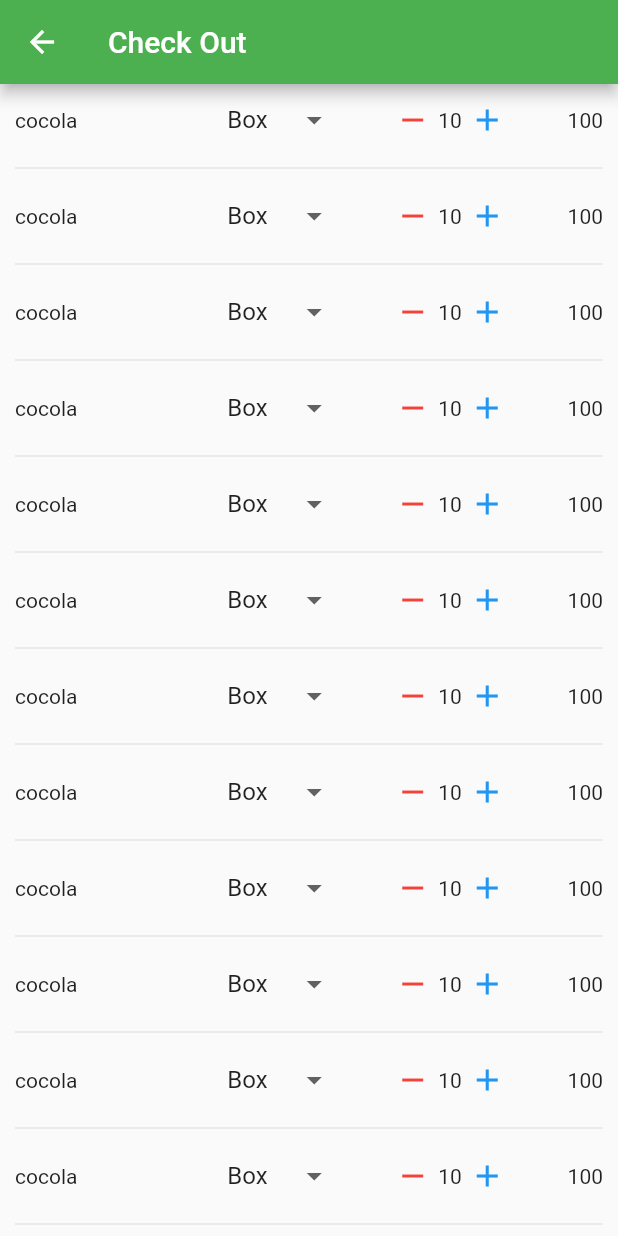
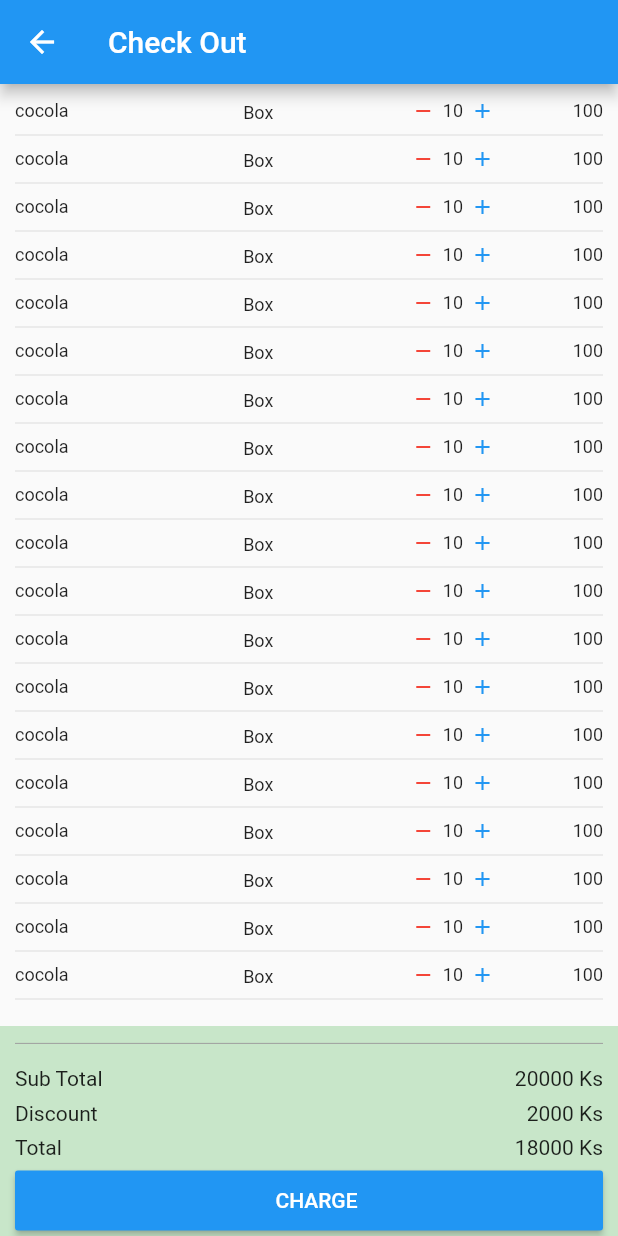
Before and after one commit to YanMyoKyaw/flutter_point_of_sale, a Flutter app: the CheckoutPage screen opened by its route, on a phone screen of 412 x 824 dp. Run offline on Flutter 3.47's test engine with Material 2 defaults, Android fonts, the phone set to English and light mode, and no system bars; network calls fail.

Commit message:
commit for sale changes...

```diff
--- a/lib/components/button/mainbutton.dart
+++ b/lib/components/button/mainbutton.dart
@@ -5,11 +5,13 @@ typedef OnPress();
 class MainButton extends StatelessWidget {
   MainButton(
       {@required this.width,
+      this.height = 50,
       @required this.title,
       this.margin,
       this.onPress,
       this.icon});
   final double width;
+  final double height;
   final String title;
   final OnPress onPress;
   final EdgeInsetsGeometry margin;
@@ -17,14 +19,14 @@ class MainButton extends StatelessWidget {
   @override
   Widget build(BuildContext context) {
     return Container(
-      height: 50,
+      height: height,
       width: width,
       margin: margin,
       child: RaisedButton(
         onPressed: () {
           onPress();
         },
-        color: Colors.green,
+        color: Colors.blue,
         child: Row(
           mainAxisAlignment: MainAxisAlignment.center,
           children: <Widget>[
--- a/lib/main.dart
+++ b/lib/main.dart
@@ -10,7 +10,6 @@ class MyApp extends StatelessWidget {
   // This widget is the root of your application.
   @override
   Widget build(BuildContext context) {
-
     final routers = <String, WidgetBuilder>{
       CheckoutPage.tag: (context) => CheckoutPage(),
     };
@@ -18,7 +17,7 @@ class MyApp extends StatelessWidget {
     return MaterialApp(
       title: 'Flutter Demo',
       theme: ThemeData(
-        primarySwatch: Colors.green,
+        primarySwatch: Colors.blue,
         visualDensity: VisualDensity.adaptivePlatformDensity,
       ),
       home: MobileDrawer(),
--- a/lib/mobile/views/sale_page/checkout_page.dart
+++ b/lib/mobile/views/sale_page/checkout_page.dart
@@ -1,4 +1,5 @@
 import 'package:flutter/material.dart';
+import 'package:ymk_pos/components/button/mainbutton.dart';
 
 class CheckoutPage extends StatelessWidget {
   static String tag = "checkout_page";
@@ -9,8 +10,12 @@ class CheckoutPage extends StatelessWidget {
         title: Text("Check Out"),
       ),
       body: SafeArea(
+        child: Column(
+          children: <Widget>[
+            Expanded(
               child: Container(
-          padding: EdgeInsets.only(left: 10, right: 10),
+                height: MediaQuery.of(context).size.height,
+                padding: EdgeInsets.all(10),
                 child: ListView.separated(
                   itemBuilder: (context, index) {
                     return Row(
@@ -21,15 +26,18 @@ class CheckoutPage extends StatelessWidget {
                           child: Text(
                             'cocola',
                             overflow: TextOverflow.ellipsis,
+                            style: TextStyle(fontSize: 12),
                           ),
                         ),
                         Container(
-                    width: 70,
+                          width: 60,
+                          height: 12,
                           child: DropdownButtonHideUnderline(
                             child: DropdownButton(
+                              iconSize: 0.0,
                               isExpanded: true,
-                        items:
-                            getDropDownItems(['Box', 'Single', 'components']),
+                              items: getDropDownItems(
+                                  ['Box', 'Single', 'components']),
                               value: 'Box',
                               onChanged: (value) {},
                               // decoration: InputDecoration.collapsed(hintText: ''),
@@ -38,30 +46,93 @@ class CheckoutPage extends StatelessWidget {
                         ),
                         Row(
                           children: <Widget>[
-                      Icon(
+                            InkWell(
+                              child: Icon(
                                 Icons.remove,
                                 color: Colors.red,
+                                size: 16,
+                              ),
+                              onTap: () {},
                             ),
                             SizedBox(
                               width: 5,
                             ),
-                      Text('10'),
+                            Text(
+                              '10',
+                              style: TextStyle(fontSize: 12),
+                            ),
                             SizedBox(
                               width: 5,
                             ),
-                      Icon(
+                            InkWell(
+                              child: Icon(
                                 Icons.add,
                                 color: Colors.blue,
-                      )
+                                size: 16,
+                              ),
+                              onTap: () {},
+                            ),
                           ],
                         ),
-                  Text('100')
+                        Text(
+                          '100',
+                          style: TextStyle(fontSize: 12),
+                        )
                       ],
                     );
                   },
                   separatorBuilder: (context, index) => Divider(),
                   itemCount: 20,
                 ),
+              ),
+            ),
+            Container(
+              padding: EdgeInsets.only(left: 10, right: 10),
+              height: 140,
+              color: Colors.green.shade100,
+              child: Column(
+                mainAxisAlignment: MainAxisAlignment.spaceAround,
+                children: <Widget>[
+                  Divider(
+                    color: Colors.grey,
+                  ),
+                  Row(
+                    mainAxisAlignment: MainAxisAlignment.spaceBetween,
+                    children: <Widget>[
+                      Container(
+                        child: Text('Sub Total'),
+                      ),
+                      Text('20000 Ks')
+                    ],
+                  ),
+                  Row(
+                    mainAxisAlignment: MainAxisAlignment.spaceBetween,
+                    children: <Widget>[
+                      Container(
+                        child: Text('Discount'),
+                      ),
+                      Text('2000 Ks')
+                    ],
+                  ),
+                  Row(
+                    mainAxisAlignment: MainAxisAlignment.spaceBetween,
+                    children: <Widget>[
+                      Container(
+                        child: Text('Total'),
+                      ),
+                      Text('18000 Ks')
+                    ],
+                  ),
+                  MainButton(
+                    width: MediaQuery.of(context).size.width,
+                    height: 40,
+                    title: 'Charge',
+                    onPress: () {},
+                  )
+                ],
+              ),
+            ),
+          ],
         ),
       ),
     );
@@ -76,6 +147,9 @@ class CheckoutPage extends StatelessWidget {
           child: new Text(
             item,
             overflow: TextOverflow.ellipsis,
+            style: TextStyle(
+              fontSize: 12,
+            ),
           ),
         ),
       );
--- a/lib/mobile/views/sale_page/sale_page_view.dart
+++ b/lib/mobile/views/sale_page/sale_page_view.dart
@@ -38,7 +38,7 @@ class SalePage extends StatelessWidget {
                         ),
                       ),
                       Container(
-                        color: Colors.green,
+                        color: Colors.blue,
                         width: width,
                         height: 30,
                         margin: EdgeInsets.all(4),
@@ -66,7 +66,8 @@ class SalePage extends StatelessWidget {
           ),
           MainButton(
             width: width,
-            title: 'Total',
+            height: 40,
+            title: 'Charge',
             margin: EdgeInsets.only(left: 10, right: 10, top: 10),
             onPress: () {
               Navigator.pushNamed(context, CheckoutPage.tag);
```
Lines whose indentation alone changed are shown as unchanged.
